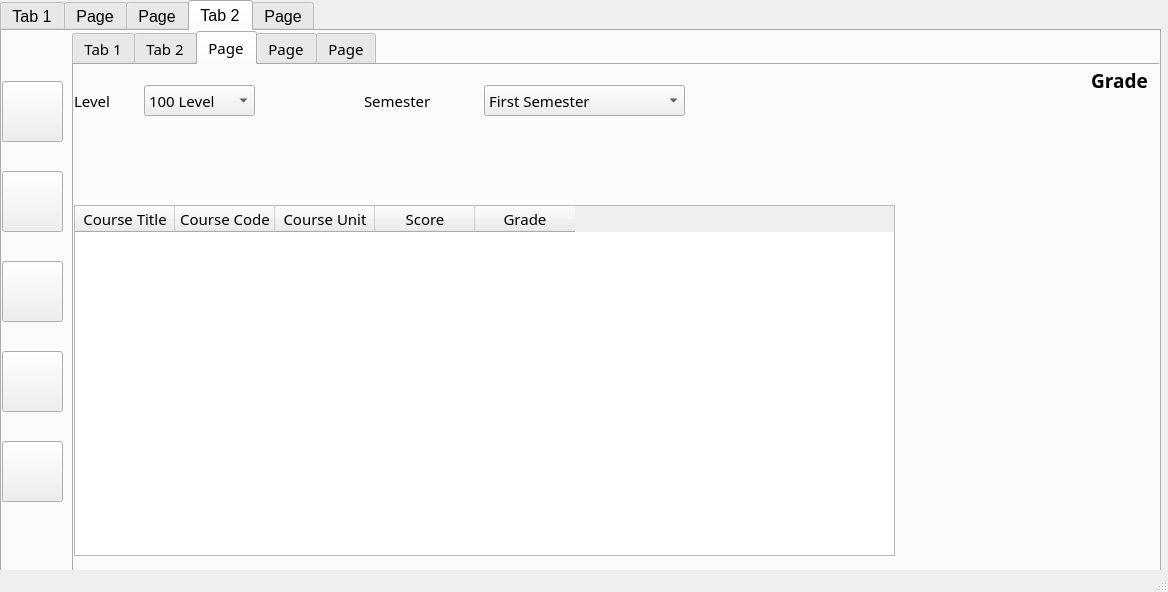
Before: the Qt Designer form MyGPAmate.ui in edeniyanda/MyGPAmate, drawn with Qt 5.
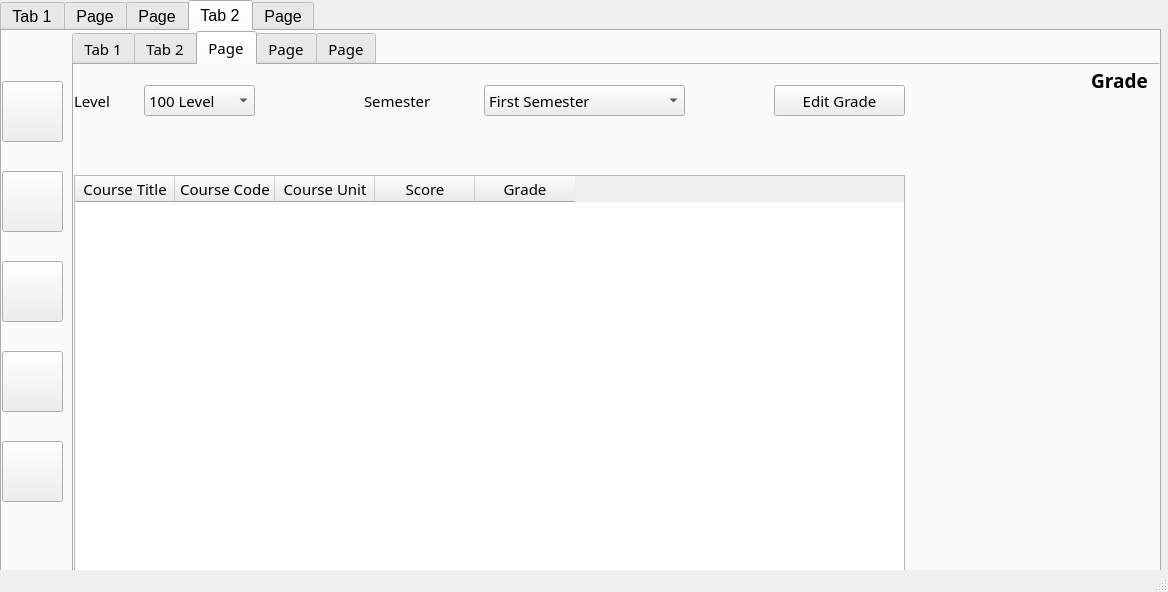
After: the same form once the commit is applied. Icons and pictures are not drawn.

Commit message: Scale Grade table functionality above threshold

The edit to the form file:
```diff
--- a/MyGPAmate.ui
+++ b/MyGPAmate.ui
@@ -1016,9 +1016,9 @@
         <property name="geometry">
          <rect>
           <x>0</x>
-          <y>140</y>
-          <width>821</width>
-          <height>351</height>
+          <y>110</y>
+          <width>831</width>
+          <height>411</height>
          </rect>
         </property>
         <property name="columnCount">
@@ -1126,6 +1126,19 @@
          </property>
         </item>
        </widget>
+       <widget class="QPushButton" name="pushButton_edit_grade">
+        <property name="geometry">
+         <rect>
+          <x>700</x>
+          <y>20</y>
+          <width>131</width>
+          <height>31</height>
+         </rect>
+        </property>
+        <property name="text">
+         <string>Edit Grade</string>
+        </property>
+       </widget>
       </widget>
       <widget class="QWidget" name="tab_6">
        <attribute name="title">
```
The commit also changes 2 other files.
